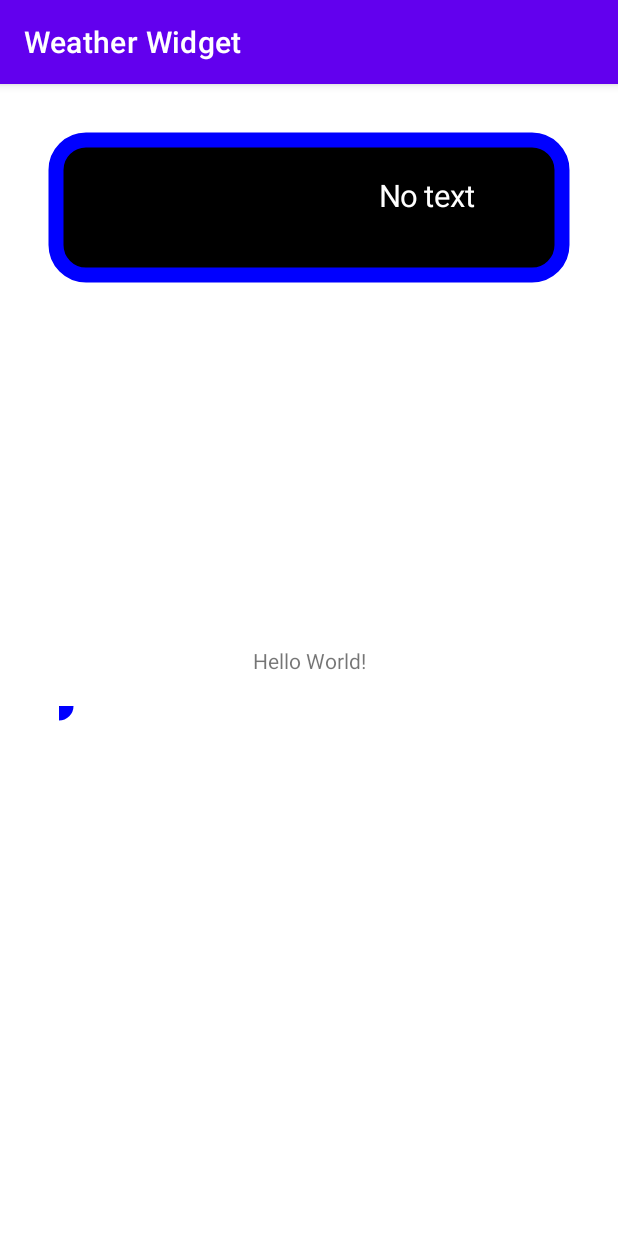
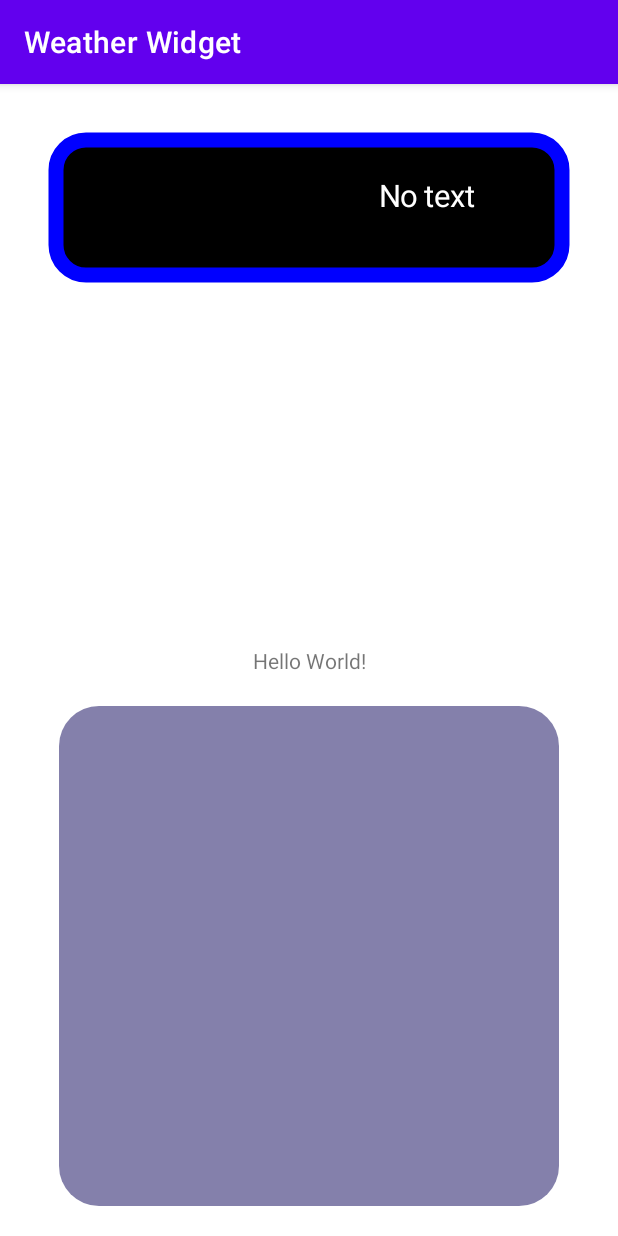
Before and after one commit to Mihail-Larionow/Weather-Widget, an Android app: the screen it shows after launch (MainActivity), on a phone screen of 412 x 824 dp. Run offline under Robolectric (Android 15) with nearby library versions, the phone set to English and light mode, and no system bars; our stand-ins replace Volley.

Commit message:
Small fixes

```diff
--- a/app/src/main/java/com/michel/weatherwidget/MainActivity.kt
+++ b/app/src/main/java/com/michel/weatherwidget/MainActivity.kt
@@ -2,16 +2,10 @@ package com.michel.weatherwidget
 
 import android.graphics.Bitmap
 import android.graphics.Canvas
-import android.graphics.Color
-import android.media.Image
 import androidx.appcompat.app.AppCompatActivity
 import android.os.Bundle
 import android.widget.ImageView
-import android.widget.TextView
-import com.android.volley.Request
-import com.android.volley.toolbox.StringRequest
-import com.android.volley.toolbox.Volley
-import com.michel.weatherwidget.ui.WeatherWidgetView
+import com.michel.weatherwidget.ui.WeatherView
 
 
 class MainActivity : AppCompatActivity() {
@@ -20,11 +14,9 @@ class MainActivity : AppCompatActivity() {
         super.onCreate(savedInstanceState)
         setContentView(R.layout.activity_main)
         val image = findViewById<ImageView>(R.id.imageView)
-        var bitmap: Bitmap = Bitmap.createBitmap(500,500, Bitmap.Config.ARGB_8888)
-        val canvas = Canvas(bitmap)
-        val weatherWidgetView = findViewById<WeatherWidgetView>(R.id.widget)
-        weatherWidgetView.drawView(canvas)
-        image.setImageBitmap(bitmap)
+        val weatherWidgetView = WeatherWidgetView()
+
+        image.setImageBitmap(weatherWidgetView.drawView(500,500))
     }
 
 
--- a/app/src/main/java/com/michel/weatherwidget/WeatherWidget.kt
+++ b/app/src/main/java/com/michel/weatherwidget/WeatherWidget.kt
@@ -43,10 +43,12 @@ internal fun updateAppWidget(
     appWidgetManager: AppWidgetManager,
     appWidgetId: Int
 ) {
-    val widgetText = loadTitlePref(context, appWidgetId)
+    val widgetTheme = loadTitlePref(context, appWidgetId)
+    val weatherWidgetView = WeatherWidgetView()
     // Construct the RemoteViews object
     val views = RemoteViews(context.packageName, R.layout.weather_widget)
-    views.setTextViewText(R.id.appwidget_text, widgetText)
+    views.setTextViewText(R.id.appwidget_text, widgetTheme)
+    views.setImageViewResource(R.id.imageView2, R.drawable.example_appwidget_preview)
 
     // Instruct the widget manager to update the widget
     appWidgetManager.updateAppWidget(appWidgetId, views)
--- /dev/null
+++ b/app/src/main/java/com/michel/weatherwidget/WeatherWidgetView.kt
@@ -0,0 +1,83 @@
+package com.michel.weatherwidget
+
+import android.content.Context
+import android.graphics.*
+import android.graphics.drawable.Drawable
+import androidx.core.graphics.drawable.toBitmap
+import androidx.core.graphics.drawable.toDrawable
+import androidx.core.graphics.toRectF
+import com.android.volley.Request
+import com.android.volley.toolbox.StringRequest
+import com.android.volley.toolbox.Volley
+import org.json.JSONObject
+
+class WeatherWidgetView {
+
+    val cityName = "Moscow"
+    val key = BuildConfig.WEATHER_API_KEY
+    val url = "https://api.openweathermap.org/data/2.5/weather?q=" + cityName + "&appid=" + key
+    val themeArray = arrayListOf<Map<String, Int>>()
+
+    companion object{
+        const val MICHEL_THEME = 0
+        const val YUPPIE_THEME = 1
+    }
+
+    var weatherTheme = 0
+
+    fun setCity(city: String){
+
+    }
+
+    fun setTheme(themeId: Int){
+        weatherTheme = themeId
+    }
+
+    fun addTheme(theme: Map<String, Int>){
+        themeArray.add(theme)
+    }
+
+    fun drawView(w: Int, h: Int): Bitmap{
+        val drawable = R.drawable.ic_launcher_foreground
+        val srcBitmap = drawable.toDrawable().toBitmap(w, h, Bitmap.Config.ARGB_8888)
+        val viewRect = Rect()
+        with(viewRect){
+            left = 0
+            top = 0
+            right = w
+            bottom = h
+        }
+        val textPaint = Paint(Paint.ANTI_ALIAS_FLAG)
+        val weatherPaint = Paint(Paint.ANTI_ALIAS_FLAG)
+        weatherPaint.shader = BitmapShader(srcBitmap, Shader.TileMode.CLAMP, Shader.TileMode.CLAMP)
+
+        var resultBitmap: Bitmap = Bitmap.createBitmap(w,h, Bitmap.Config.ARGB_8888)
+        val canvas = Canvas(resultBitmap)
+        canvas.drawRoundRect(viewRect.toRectF(), 40f, 40f, weatherPaint)
+        return resultBitmap
+    }
+
+    private fun requestWeather(context: Context){
+        val queue = Volley.newRequestQueue(context)
+        val request = StringRequest(
+            Request.Method.GET,
+            url,
+            {
+                println(it)
+
+            },
+            {
+
+            }
+        )
+        queue.add(request)
+    }
+
+    private fun parseResponse(response: String): String{
+        val jsonObject = JSONObject(response)
+        return jsonObject.getJSONArray("weather").getJSONObject(0).getString("main")
+    }
+
+
+
+}
--- a/app/src/main/java/com/michel/weatherwidget/ui/WeatherWidgetView.kt
+++ b/app/src/main/java/com/michel/weatherwidget/ui/WeatherView.kt
@@ -3,19 +3,13 @@ package com.michel.weatherwidget.ui
 import android.content.Context
 import android.graphics.*
 import android.util.AttributeSet
-import android.util.Log
-import android.widget.TextView
 import androidx.appcompat.widget.AppCompatImageView
 import androidx.core.graphics.drawable.toBitmap
 import androidx.core.graphics.toRectF
-import com.android.volley.Request
-import com.android.volley.toolbox.StringRequest
-import com.android.volley.toolbox.Volley
 import com.michel.weatherwidget.R
 import com.michel.weatherwidget.extentions.dpToPx
-import org.json.JSONObject
 
-class WeatherWidgetView @JvmOverloads constructor(
+class WeatherView @JvmOverloads constructor(
     context: Context,
     attrs: AttributeSet? = null,
     defStyleAttribute: Int = 0
--- a/app/src/main/res/layout/activity_main.xml
+++ b/app/src/main/res/layout/activity_main.xml
@@ -6,7 +6,7 @@
     android:layout_height="match_parent"
     tools:context=".MainActivity">
 
-    <com.michel.weatherwidget.ui.WeatherWidgetView
+    <com.michel.weatherwidget.ui.WeatherView
         android:id="@+id/widget"
         android:layout_width="match_parent"
         android:layout_height="wrap_content"
```
Also changed, not shown: app/src/main/java/com/michel/weatherwidget/Weather.kt (deleted, +0 -50 lines), app/src/main/java/com/michel/weatherwidget/WeatherWidgetConfigureActivity.kt (+3 -5 lines), app/src/main/res/layout/weather_widget.xml (+17 -0 lines), app/src/main/res/layout/weather_widget_configure.xml (+8 -2 lines).
